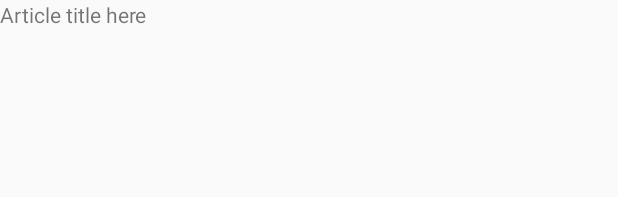
After one commit to welshk91/Pheme, an Android app: the layout article_item.xml on its own in the app's theme, with its tools: preview values and no code run, on a phone screen of 412 x 824 dp. The commit adds this screen. Shown: the top 197 px of the screen. Run offline under Robolectric (Android 15) with nearby library versions, the phone set to English and light mode, and no system bars.

Commit message:
Show articles in a recyclerview on the dashboard

```diff
--- a/app/src/main/java/com/welshk/pheme/app/DashboardFragment.kt
+++ b/app/src/main/java/com/welshk/pheme/app/DashboardFragment.kt
@@ -31,11 +31,7 @@ class DashboardFragment : Fragment() {
         ApplicationDataRepository.getTopHeadlines(
             "Apple", "us", null, null,
             {
-                Toast.makeText(
-                    context,
-                    "Found " + it.articles.size + " articles",
-                    Toast.LENGTH_SHORT
-                ).show()
+                binding.newsArticles.adapter = DashboardAdapter(requireContext(), it.articles)
             },
             {
                 Toast.makeText(context, "Found " + it.message + " articles", Toast.LENGTH_LONG)
--- a/app/src/main/java/com/welshk/pheme/model/NewsResponse.kt
+++ b/app/src/main/java/com/welshk/pheme/model/NewsResponse.kt
@@ -4,7 +4,7 @@ import com.google.gson.annotations.SerializedName
 
 data class NewsResponse(
     @SerializedName("articles")
-    val articles: List<Article>,
+    val articles: ArrayList<Article>,
     @SerializedName("status")
     val status: String,
     @SerializedName("totalResults")
--- /dev/null
+++ b/app/src/main/res/layout/article_item.xml
@@ -0,0 +1,15 @@
+<?xml version="1.0" encoding="utf-8"?>
+<RelativeLayout xmlns:android="http://schemas.android.com/apk/res/android"
+    xmlns:tools="http://schemas.android.com/tools"
+    android:layout_width="match_parent"
+    android:layout_height="wrap_content">
+
+    <TextView
+        android:id="@+id/title"
+        android:layout_width="wrap_content"
+        android:layout_height="wrap_content"
+        android:layout_centerVertical="true"
+        android:clickable="true"
+        android:focusable="true"
+        tools:text="Article title here" />
+</RelativeLayout>
```
Also changed, not shown: app/src/main/java/com/welshk/pheme/app/DashboardAdapter.kt (added, +43 -0 lines), app/src/main/res/layout/fragment_dashboard.xml (+6 -4 lines).
